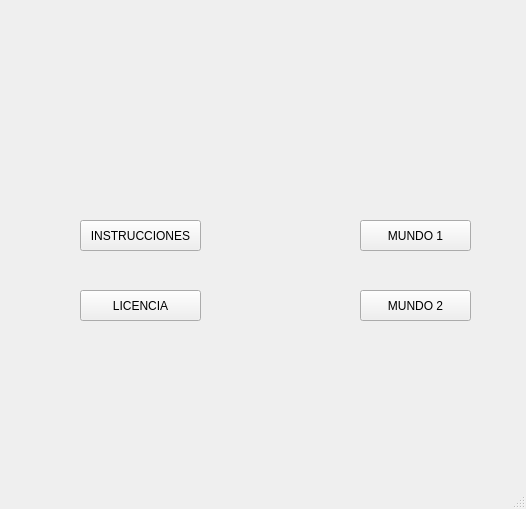
hahf1010/proyectofinal, file menu.ui: the form before one commit.
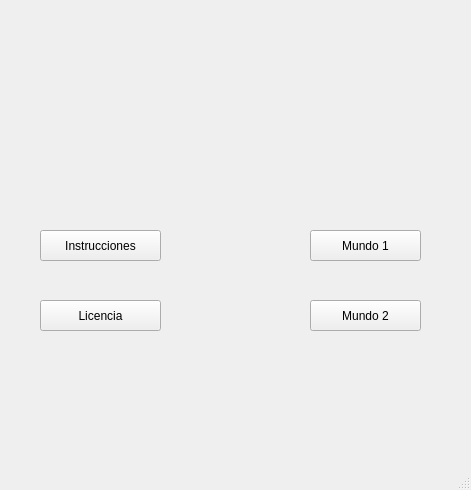
The form after the commit. Icons and pictures are not drawn.

```diff
--- a/menu.ui
+++ b/menu.ui
@@ -6,20 +6,35 @@
    <rect>
     <x>0</x>
     <y>0</y>
-    <width>526</width>
-    <height>509</height>
+    <width>471</width>
+    <height>490</height>
    </rect>
   </property>
+  <property name="minimumSize">
+   <size>
+    <width>471</width>
+    <height>490</height>
+   </size>
+  </property>
+  <property name="maximumSize">
+   <size>
+    <width>471</width>
+    <height>16777215</height>
+   </size>
+  </property>
   <property name="windowTitle">
    <string>MainWindow</string>
   </property>
+  <property name="styleSheet">
+   <string notr="true"/>
+  </property>
   <widget class="QWidget" name="centralwidget">
    <widget class="QLabel" name="label">
     <property name="geometry">
      <rect>
-      <x>10</x>
-      <y>10</y>
-      <width>501</width>
+      <x>6</x>
+      <y>6</y>
+      <width>461</width>
       <height>441</height>
      </rect>
     </property>
@@ -35,53 +50,53 @@
    <widget class="QPushButton" name="jugar">
     <property name="geometry">
      <rect>
-      <x>360</x>
-      <y>220</y>
+      <x>310</x>
+      <y>230</y>
       <width>111</width>
       <height>31</height>
      </rect>
     </property>
     <property name="text">
-     <string>MUNDO 1</string>
-    </property>
-   </widget>
-   <widget class="QPushButton" name="nivel2">
-    <property name="geometry">
-     <rect>
-      <x>360</x>
-      <y>290</y>
-      <width>111</width>
-      <height>31</height>
-     </rect>
-    </property>
-    <property name="text">
-     <string>MUNDO 2</string>
+     <string>Mundo 1</string>
     </property>
    </widget>
    <widget class="QPushButton" name="instrucciones">
     <property name="geometry">
      <rect>
-      <x>80</x>
-      <y>220</y>
+      <x>40</x>
+      <y>230</y>
       <width>121</width>
       <height>31</height>
      </rect>
     </property>
     <property name="text">
-     <string>INSTRUCCIONES</string>
+     <string>Instrucciones</string>
     </property>
    </widget>
    <widget class="QPushButton" name="licencia">
     <property name="geometry">
      <rect>
-      <x>80</x>
-      <y>290</y>
+      <x>40</x>
+      <y>300</y>
       <width>121</width>
       <height>31</height>
      </rect>
     </property>
     <property name="text">
-     <string>LICENCIA</string>
+     <string>Licencia</string>
+    </property>
+   </widget>
+   <widget class="QPushButton" name="nivel2">
+    <property name="geometry">
+     <rect>
+      <x>310</x>
+      <y>300</y>
+      <width>111</width>
+      <height>31</height>
+     </rect>
+    </property>
+    <property name="text">
+     <string>Mundo 2</string>
     </property>
    </widget>
   </widget>
```
Left out of the diff: 6 changed lines with no effect on the pictures.
